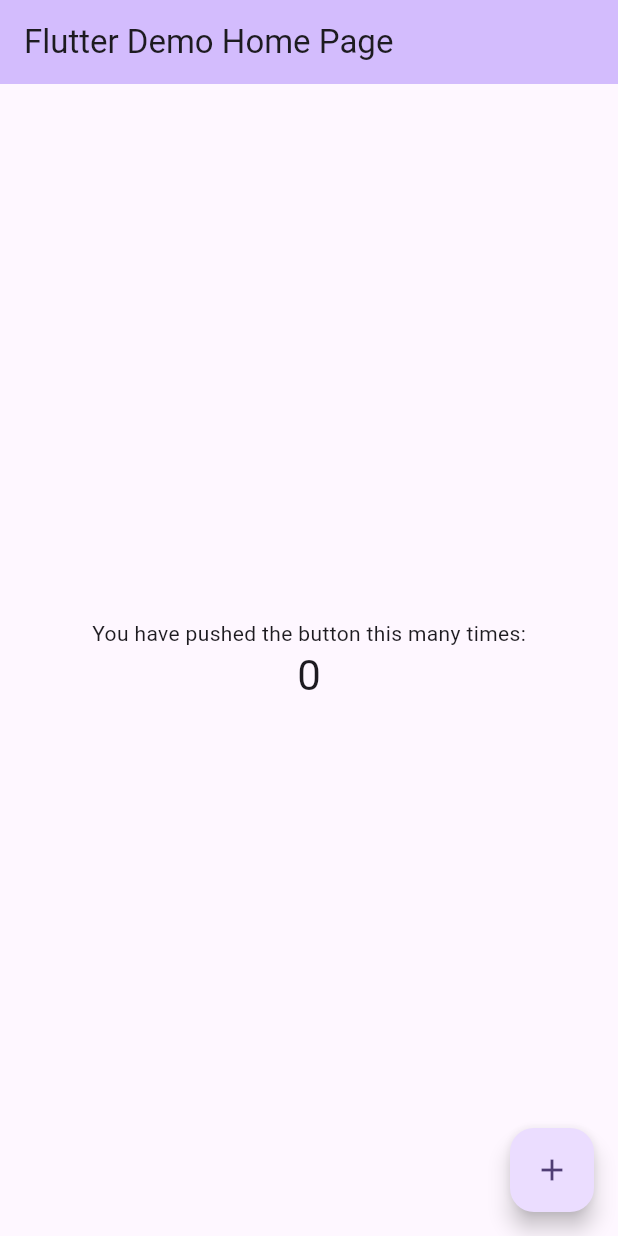
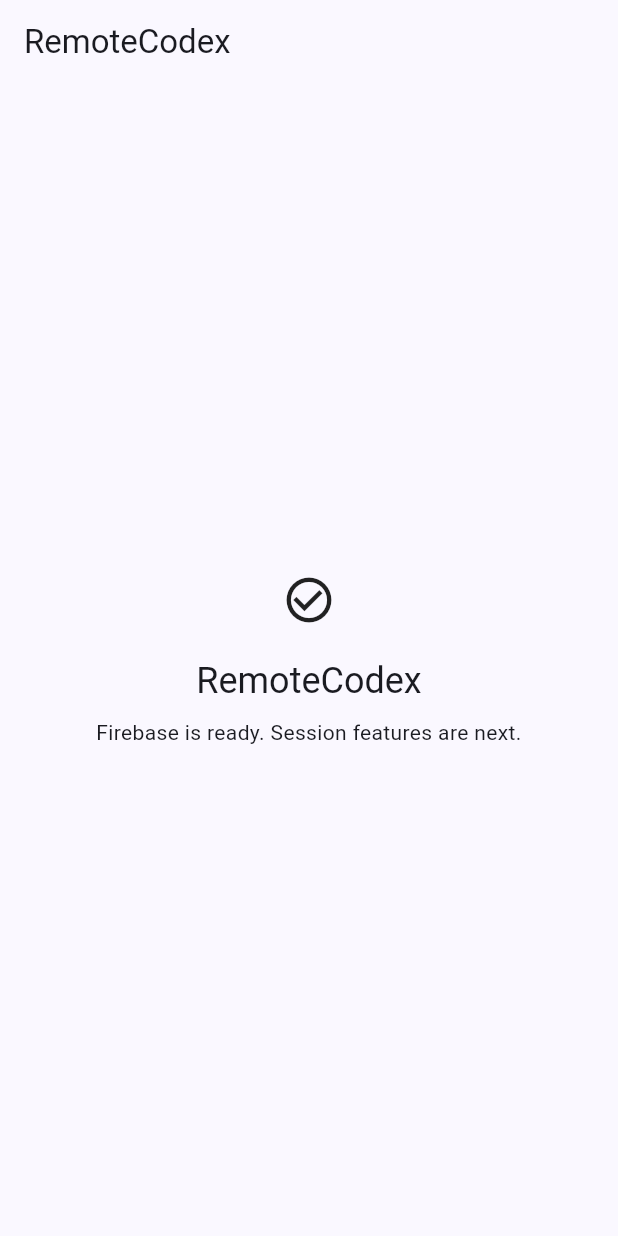
Before and after one commit to Sunmax0731/codex-remote-android, a Flutter app: the screen it shows after launch, on a phone screen of 412 x 824 dp. Run offline on Flutter 3.47's test engine with Material 3 defaults, Android fonts, the phone set to English and light mode, and no system bars; our stand-ins replace firebase_core; accounts and stored records are empty.

Commit message:
feat: configure Firebase SDK for Android app
Closes #33

```diff
--- a/app/lib/main.dart
+++ b/app/lib/main.dart
@@ -1,122 +1,105 @@
+import 'package:firebase_core/firebase_core.dart';
 import 'package:flutter/material.dart';
 
 void main() {
-  runApp(const MyApp());
+  WidgetsFlutterBinding.ensureInitialized();
+  runApp(RemoteCodexApp(firebaseInitialization: Firebase.initializeApp()));
 }
 
-class MyApp extends StatelessWidget {
-  const MyApp({super.key});
+class RemoteCodexApp extends StatelessWidget {
+  const RemoteCodexApp({super.key, required this.firebaseInitialization});
 
-  // This widget is the root of your application.
+  final Future<FirebaseApp> firebaseInitialization;
+
   @override
   Widget build(BuildContext context) {
     return MaterialApp(
-      title: 'Flutter Demo',
+      title: 'RemoteCodex',
       theme: ThemeData(
-        // This is the theme of your application.
-        //
-        // TRY THIS: Try running your application with "flutter run". You'll see
-        // the application has a purple toolbar. Then, without quitting the app,
-        // try changing the seedColor in the colorScheme below to Colors.green
-        // and then invoke "hot reload" (save your changes or press the "hot
-        // reload" button in a Flutter-supported IDE, or press "r" if you used
-        // the command line to start the app).
-        //
-        // Notice that the counter didn't reset back to zero; the application
-        // state is not lost during the reload. To reset the state, use hot
-        // restart instead.
-        //
-        // This works for code too, not just values: Most code changes can be
-        // tested with just a hot reload.
-        colorScheme: .fromSeed(seedColor: Colors.deepPurple),
+        colorScheme: ColorScheme.fromSeed(seedColor: const Color(0xFF2563EB)),
+        useMaterial3: true,
       ),
-      home: const MyHomePage(title: 'Flutter Demo Home Page'),
+      home: FirebaseStartupView(firebaseInitialization: firebaseInitialization),
     );
   }
 }
 
-class MyHomePage extends StatefulWidget {
-  const MyHomePage({super.key, required this.title});
+class FirebaseStartupView extends StatelessWidget {
+  const FirebaseStartupView({super.key, required this.firebaseInitialization});
 
-  // This widget is the home page of your application. It is stateful, meaning
-  // that it has a State object (defined below) that contains fields that affect
-  // how it looks.
-
-  // This class is the configuration for the state. It holds the values (in this
-  // case the title) provided by the parent (in this case the App widget) and
-  // used by the build method of the State. Fields in a Widget subclass are
-  // always marked "final".
-
-  final String title;
-
-  @override
-  State<MyHomePage> createState() => _MyHomePageState();
-}
-
-class _MyHomePageState extends State<MyHomePage> {
-  int _counter = 0;
-
-  void _incrementCounter() {
-    setState(() {
-      // This call to setState tells the Flutter framework that something has
-      // changed in this State, which causes it to rerun the build method below
-      // so that the display can reflect the updated values. If we changed
-      // _counter without calling setState(), then the build method would not be
-      // called again, and so nothing would appear to happen.
-      _counter++;
-    });
-  }
+  final Future<FirebaseApp> firebaseInitialization;
 
   @override
   Widget build(BuildContext context) {
-    // This method is rerun every time setState is called, for instance as done
-    // by the _incrementCounter method above.
-    //
-    // The Flutter framework has been optimized to make rerunning build methods
-    // fast, so that you can just rebuild anything that needs updating rather
-    // than having to individually change instances of widgets.
-    return Scaffold(
-      appBar: AppBar(
-        // TRY THIS: Try changing the color here to a specific color (to
-        // Colors.amber, perhaps?) and trigger a hot reload to see the AppBar
-        // change color while the other colors stay the same.
-        backgroundColor: Theme.of(context).colorScheme.inversePrimary,
-        // Here we take the value from the MyHomePage object that was created by
-        // the App.build method, and use it to set our appbar title.
-        title: Text(widget.title),
-      ),
-      body: Center(
-        // Center is a layout widget. It takes a single child and positions it
-        // in the middle of the parent.
+    return FutureBuilder<FirebaseApp>(
+      future: firebaseInitialization,
+      builder: (context, snapshot) {
+        final Widget body;
+
+        if (snapshot.connectionState != ConnectionState.done) {
+          body = const _StartupMessage(
+            title: 'Initializing Firebase',
+            message: 'Preparing secure relay access.',
+            child: CircularProgressIndicator(),
+          );
+        } else if (snapshot.hasError) {
+          body = _StartupMessage(
+            title: 'Firebase setup failed',
+            message: snapshot.error.toString(),
+            child: const Icon(Icons.error_outline, size: 36),
+          );
+        } else {
+          body = const _StartupMessage(
+            title: 'RemoteCodex',
+            message: 'Firebase is ready. Session features are next.',
+            child: Icon(Icons.check_circle_outline, size: 36),
+          );
+        }
+
+        return Scaffold(
+          appBar: AppBar(title: const Text('RemoteCodex')),
+          body: SafeArea(child: body),
+        );
+      },
+    );
+  }
+}
+
+class _StartupMessage extends StatelessWidget {
+  const _StartupMessage({
+    required this.title,
+    required this.message,
+    required this.child,
+  });
+
+  final String title;
+  final String message;
+  final Widget child;
+
+  @override
+  Widget build(BuildContext context) {
+    return Center(
+      child: Padding(
+        padding: const EdgeInsets.all(24),
         child: Column(
-          // Column is also a layout widget. It takes a list of children and
-          // arranges them vertically. By default, it sizes itself to fit its
-          // children horizontally, and tries to be as tall as its parent.
-          //
-          // Column has various properties to control how it sizes itself and
-          // how it positions its children. Here we use mainAxisAlignment to
-          // center the children vertically; the main axis here is the vertical
-          // axis because Columns are vertical (the cross axis would be
-          // horizontal).
-          //
-          // TRY THIS: Invoke "debug painting" (choose the "Toggle Debug Paint"
-          // action in the IDE, or press "p" in the console), to see the
-          // wireframe for each widget.
-          mainAxisAlignment: .center,
+          mainAxisSize: MainAxisSize.min,
           children: [
-            const Text('You have pushed the button this many times:'),
+            child,
+            const SizedBox(height: 20),
             Text(
-              '$_counter',
-              style: Theme.of(context).textTheme.headlineMedium,
+              title,
+              textAlign: TextAlign.center,
+              style: Theme.of(context).textTheme.headlineSmall,
+            ),
+            const SizedBox(height: 8),
+            Text(
+              message,
+              textAlign: TextAlign.center,
+              style: Theme.of(context).textTheme.bodyMedium,
             ),
           ],
         ),
       ),
-      floatingActionButton: FloatingActionButton(
-        onPressed: _incrementCounter,
-        tooltip: 'Increment',
-        child: const Icon(Icons.add),
-      ),
     );
   }
 }
--- a/app/pubspec.yaml
+++ b/app/pubspec.yaml
@@ -34,6 +34,9 @@
   # The following adds the Cupertino Icons font to your application.
   # Use with the CupertinoIcons class for iOS style icons.
   cupertino_icons: ^1.0.8
+  firebase_core: ^4.7.0
+  firebase_auth: ^6.4.0
+  cloud_firestore: ^6.3.0
 
 dev_dependencies:
   flutter_test:
```
Also changed, not shown: app/pubspec.lock, 6 other files.
